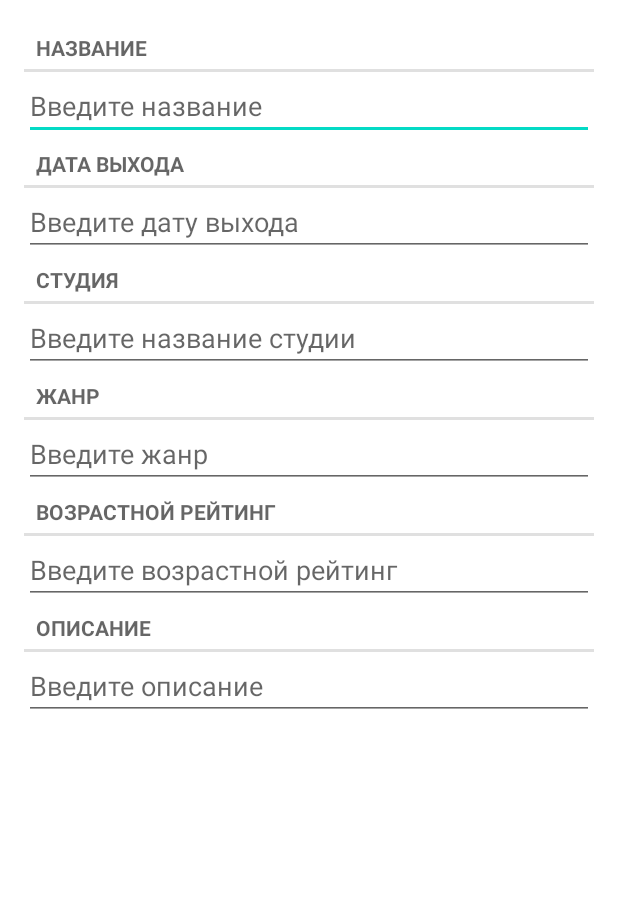
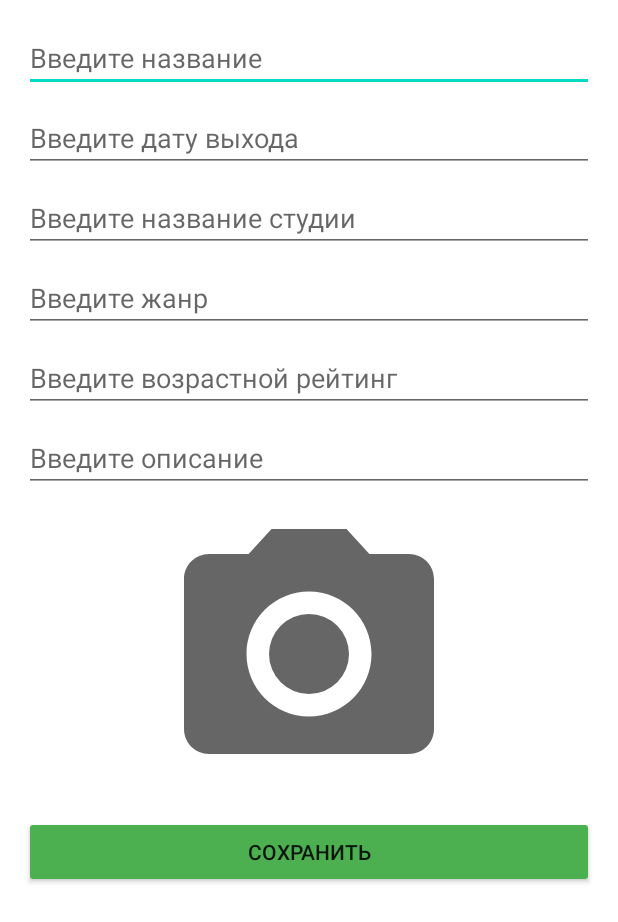
Before and after one commit to StinkyHoleySock/GamesApp, an Android app: the layout fragment_details.xml on its own in the app's theme, with its tools: preview values and no code run, on a phone screen of 412 x 824 dp. Shown: the top 922 px of the screen. Run offline under Robolectric (Android 15) with nearby library versions, the phone set to English and light mode, and no system bars.

Commit message:
Basic functionality

```diff
--- a/app/src/main/java/com/dmitry/gamesapp/MainActivity.kt
+++ b/app/src/main/java/com/dmitry/gamesapp/MainActivity.kt
@@ -2,10 +2,15 @@ package com.dmitry.gamesapp
 
 import androidx.appcompat.app.AppCompatActivity
 import android.os.Bundle
+import androidx.navigation.findNavController
+import androidx.navigation.ui.setupActionBarWithNavController
 
 class MainActivity : AppCompatActivity() {
     override fun onCreate(savedInstanceState: Bundle?) {
         super.onCreate(savedInstanceState)
         setContentView(R.layout.activity_main)
+
+        //Установка экшен-бара (названия фрагментов в шапке)
+        //setupActionBarWithNavController(findNavController(R.id.container_view))
     }
 }
--- a/app/src/main/java/com/dmitry/gamesapp/database/Dao.kt
+++ /dev/null
@@ -1,4 +0,0 @@
-package com.dmitry.gamesapp.database
-
-interface Dao {
-}
--- /dev/null
+++ b/app/src/main/res/drawable/ic_baseline_photo_camera_24.xml
@@ -0,0 +1,13 @@
+<vector xmlns:android="http://schemas.android.com/apk/res/android"
+    android:width="24dp"
+    android:height="24dp"
+    android:viewportWidth="24"
+    android:viewportHeight="24"
+    android:tint="?attr/colorControlNormal">
+  <path
+      android:fillColor="@android:color/white"
+      android:pathData="M12,12m-3.2,0a3.2,3.2 0,1 1,6.4 0a3.2,3.2 0,1 1,-6.4 0"/>
+  <path
+      android:fillColor="@android:color/white"
+      android:pathData="M9,2L7.17,4L4,4c-1.1,0 -2,0.9 -2,2v12c0,1.1 0.9,2 2,2h16c1.1,0 2,-0.9 2,-2L22,6c0,-1.1 -0.9,-2 -2,-2h-3.17L15,2L9,2zM12,17c-2.76,0 -5,-2.24 -5,-5s2.24,-5 5,-5 5,2.24 5,5 -2.24,5 -5,5z"/>
+</vector>
--- a/app/src/main/res/layout/fragment_details.xml
+++ b/app/src/main/res/layout/fragment_details.xml
@@ -6,76 +6,61 @@
     android:orientation="vertical"
     android:layout_margin="16dp">
 
-    <TextView
-        style="?android:listSeparatorTextViewStyle"
+
+    <EditText
+        android:id="@+id/et_title"
         android:layout_width="match_parent"
         android:layout_height="wrap_content"
-        android:text="@string/title"/>
+        android:hint="@string/enter_title"
+        android:layout_marginBottom="8dp"/>
 
     <EditText
-        android:id="@+id/title"
+        android:id="@+id/et_date"
         android:layout_width="match_parent"
         android:layout_height="wrap_content"
-        android:hint="@string/enter_title"/>
+        android:hint="@string/enter_date"
+        android:layout_marginBottom="8dp"/>
 
-    <TextView
-        style="?android:listSeparatorTextViewStyle"
+    <EditText
+        android:id="@+id/et_studio"
         android:layout_width="match_parent"
         android:layout_height="wrap_content"
-        android:text="@string/date"/>
+        android:hint="@string/enter_studio"
+        android:layout_marginBottom="8dp"/>
 
     <EditText
-        android:id="@+id/date"
+        android:id="@+id/et_genre"
         android:layout_width="match_parent"
         android:layout_height="wrap_content"
-        android:hint="@string/enter_date"/>
+        android:hint="@string/enter_genre"
+        android:layout_marginBottom="8dp"/>
 
-    <TextView
-        style="?android:listSeparatorTextViewStyle"
+    <EditText
+        android:id="@+id/et_rating"
         android:layout_width="match_parent"
         android:layout_height="wrap_content"
-        android:text="@string/studio"/>
+        android:hint="@string/enter_rating"
+        android:layout_marginBottom="8dp"/>
 
     <EditText
-        android:id="@+id/studio"
+        android:id="@+id/et_description"
         android:layout_width="match_parent"
         android:layout_height="wrap_content"
-        android:hint="@string/enter_studio"/>
+        android:hint="@string/enter_description"
+        android:layout_marginBottom="8dp"/>
 
-    <TextView
-        style="?android:listSeparatorTextViewStyle"
+    <ImageView
+        android:id="@+id/game_image"
+        android:layout_width="match_parent"
+        android:layout_height="200dp"
+        android:layout_marginBottom="8dp"
+        android:src="@drawable/ic_baseline_photo_camera_24"/>
+
+    <androidx.appcompat.widget.AppCompatButton
+        android:id="@+id/button_save"
         android:layout_width="match_parent"
         android:layout_height="wrap_content"
-        android:text="@string/genre"/>
-
-    <EditText
-        android:id="@+id/genre"
-        android:layout_width="match_parent"
-        android:layout_height="wrap_content"
-        android:hint="@string/enter_genre"/>
-
-    <TextView
-        style="?android:listSeparatorTextViewStyle"
-        android:layout_width="match_parent"
-        android:layout_height="wrap_content"
-        android:text="@string/rating"/>
-
-    <EditText
-        android:id="@+id/rating"
-        android:layout_width="match_parent"
-        android:layout_height="wrap_content"
-        android:hint="@string/enter_rating"/>
-
-    <TextView
-        style="?android:listSeparatorTextViewStyle"
-        android:layout_width="match_parent"
-        android:layout_height="wrap_content"
-        android:text="@string/description"/>
-
-    <EditText
-        android:id="@+id/description"
-        android:layout_width="match_parent"
-        android:layout_height="wrap_content"
-        android:hint="@string/enter_description"/>
+        android:text="@string/save"
+        android:backgroundTint="#4CAF50"/>
 
 </LinearLayout>
--- a/app/src/main/res/layout/game_item.xml
+++ b/app/src/main/res/layout/game_item.xml
@@ -2,7 +2,8 @@
 <androidx.constraintlayout.widget.ConstraintLayout xmlns:android="http://schemas.android.com/apk/res/android"
     xmlns:app="http://schemas.android.com/apk/res-auto"
     android:layout_width="match_parent"
-    android:layout_height="wrap_content">
+    android:layout_height="wrap_content"
+    android:layout_marginBottom="16dp">
 
     <ImageView
         android:id="@+id/game_image"
--- a/app/src/main/res/values-night/themes.xml
+++ b/app/src/main/res/values-night/themes.xml
@@ -2,8 +2,8 @@
     <!-- Base application theme. -->
     <style name="Theme.GamesApp" parent="Theme.MaterialComponents.DayNight.DarkActionBar">
         <!-- Primary brand color. -->
-        <item name="colorPrimary">@color/purple_200</item>
-        <item name="colorPrimaryVariant">@color/purple_700</item>
+        <item name="colorPrimary">#4CAF50</item>
+        <item name="colorPrimaryVariant">#8BC34A</item>
         <item name="colorOnPrimary">@color/black</item>
         <!-- Secondary brand color. -->
         <item name="colorSecondary">@color/teal_200</item>
--- a/app/src/main/res/values/strings.xml
+++ b/app/src/main/res/values/strings.xml
@@ -13,4 +13,5 @@
     <string name="description">Описание</string>
     <string name="enter_description">Введите описание</string>
     <string name="game_name">Game name</string>
+    <string name="save">Сохранить</string>
 </resources>
--- a/app/src/main/res/values/themes.xml
+++ b/app/src/main/res/values/themes.xml
@@ -2,8 +2,8 @@
     <!-- Base application theme. -->
     <style name="Theme.GamesApp" parent="Theme.MaterialComponents.DayNight.DarkActionBar">
         <!-- Primary brand color. -->
-        <item name="colorPrimary">@color/purple_500</item>
-        <item name="colorPrimaryVariant">@color/purple_700</item>
+        <item name="colorPrimary">#4CAF50</item>
+        <item name="colorPrimaryVariant">#357A38</item>
         <item name="colorOnPrimary">@color/white</item>
         <!-- Secondary brand color. -->
         <item name="colorSecondary">@color/teal_200</item>
```
Also changed, not shown: app/build.gradle (+17 -1 lines), app/src/main/java/com/dmitry/gamesapp/DetailsFragment.kt (+52 -14 lines), app/src/main/java/com/dmitry/gamesapp/GameAdapter.kt (+16 -16 lines), app/src/main/java/com/dmitry/gamesapp/GameListViewModel.kt (deleted, +0 -18 lines), app/src/main/java/com/dmitry/gamesapp/ListFragment.kt (+22 -12 lines), app/src/main/java/com/dmitry/gamesapp/database/Game.kt (+12 -8 lines), app/src/main/java/com/dmitry/gamesapp/database/GameDao.kt (added, +18 -0 lines), app/src/main/java/com/dmitry/gamesapp/database/GameDatabase.kt (added, +33 -0 lines), app/src/main/java/com/dmitry/gamesapp/database/GameListViewModel.kt (added, +30 -0 lines), app/src/main/java/com/dmitry/gamesapp/database/GameRepository.kt (added, +12 -0 lines), app/src/main/res/layout/fragment_list.xml (+6 -2 lines), app/src/main/res/navigation/main_nav_graph.xml (+7 -3 lines).
